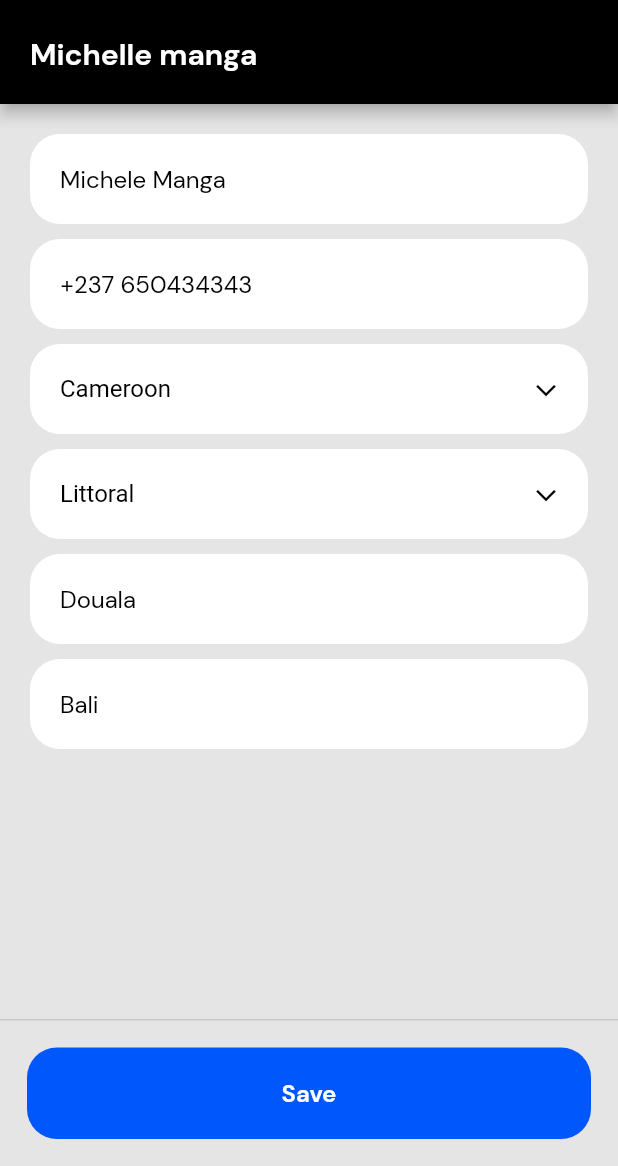
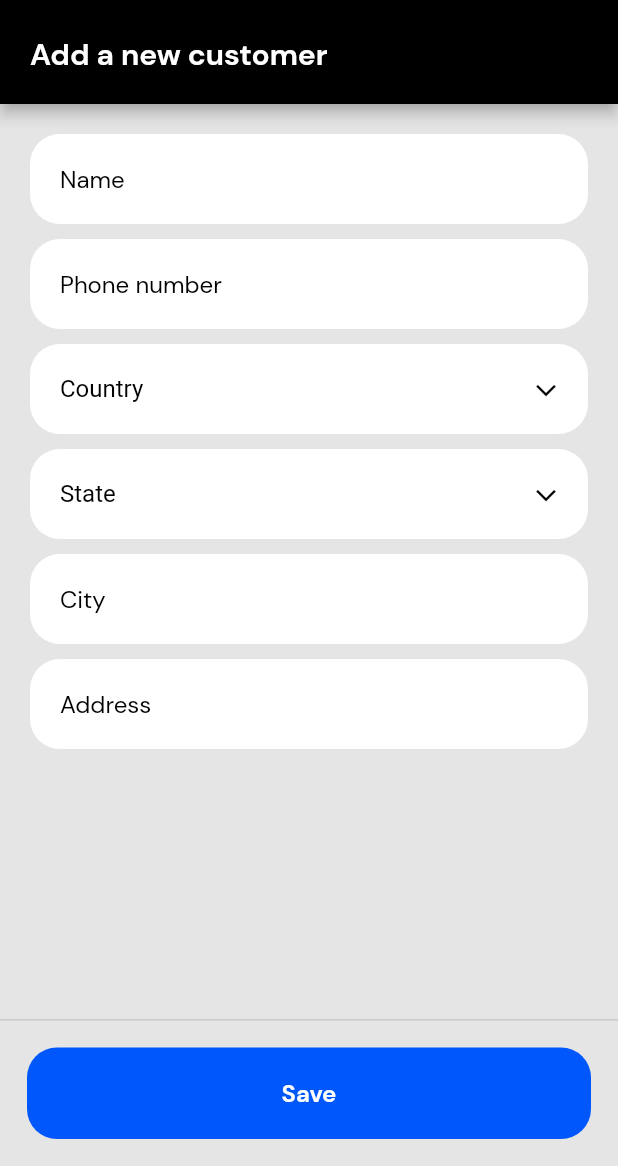
Before and after one commit to RandyKdev/basic_accounting_app, a Flutter app: the screen it shows after launch, on a phone screen of 412 x 824 dp, the part 70-1236 px from its top. Run offline on Flutter 3.47's test engine with Material 2 defaults, Android fonts, the phone set to English and light mode, and no system bars.

Commit message:
Add new customer screen

```diff
--- a/lib/basic.dart
+++ b/lib/basic.dart
@@ -13,6 +13,7 @@ import 'package:basic/screens/auth/setup_account_screen.dart';
 import 'package:basic/screens/auth/verify_number_screen.dart';
 import 'package:basic/screens/dashboard/dashboard_screen.dart';
 import 'package:basic/screens/main/main_screen.dart';
+import 'package:basic/screens/new/new_customer_screen.dart';
 import 'package:basic/screens/new/new_item_screen.dart';
 import 'package:basic/screens/new/new_product_screen.dart';
 import 'package:basic/screens/new/new_service1_screen.dart';
@@ -64,7 +65,7 @@ class Basic extends StatelessWidget {
         primaryColor: primaryColor,
         scaffoldBackgroundColor: desaturatedGreyColor,
       ),
-      home: UploadCustomerScreen(),
+      home: NewCustomerScreen(),
       debugShowCheckedModeBanner: false,
     );
   }
--- /dev/null
+++ b/lib/screens/new/new_customer_screen.dart
@@ -0,0 +1,295 @@
+import 'package:basic/Enums/button_size_enums.dart';
+import 'package:basic/constants/color_constants.dart';
+import 'package:basic/constants/textstyle_constants.dart';
+import 'package:basic/screens/edit/edit_service_screen.dart';
+import 'package:basic/screens/upload/upload_product_screen.dart';
+import 'package:basic/widgets/button_widget.dart';
+import 'package:flutter/material.dart';
+import 'package:flutter/services.dart';
+
+class NewCustomerScreen extends StatelessWidget {
+  const NewCustomerScreen({Key? key}) : super(key: key);
+
+  @override
+  Widget build(BuildContext context) {
+    SystemChrome.setEnabledSystemUIOverlays([
+      SystemUiOverlay.top,
+      SystemUiOverlay.bottom,
+    ]);
+
+    SystemChrome.setSystemUIOverlayStyle(SystemUiOverlayStyle(
+      statusBarColor: primaryColor,
+      statusBarBrightness: Brightness.dark,
+      systemNavigationBarIconBrightness: Brightness.dark,
+      statusBarIconBrightness: Brightness.light,
+      systemNavigationBarColor: desaturatedGreyColor,
+    ));
+
+    return Scaffold(
+      appBar: AppBar(
+        brightness: Brightness.dark,
+        backgroundColor: primaryColor,
+        title: FittedBox(
+          child: InkWell(
+            onTap: () {
+              Navigator.of(context).pop();
+            },
+            child: Container(
+              padding: EdgeInsets.symmetric(
+                vertical: 10,
+                horizontal: 10,
+              ),
+              decoration: BoxDecoration(
+                  color: lightWhiteColor,
+                  borderRadius: BorderRadius.all(Radius.circular(10))),
+              child: Row(
+                children: [
+                  Icon(
+                    Icons.arrow_back_ios,
+                    size: 17,
+                  ),
+                  SizedBox(width: 15),
+                  Text(
+                    'Return',
+                    style: labelBoldTextStyle,
+                  ),
+                ],
+              ),
+            ),
+          ),
+        ),
+        automaticallyImplyLeading: false,
+        bottom: PreferredSize(
+          child: Container(
+            margin: EdgeInsets.only(
+              left: 20,
+              bottom: 20,
+            ),
+            child: Align(
+              alignment: Alignment.topLeft,
+              child: Text(
+                'Add a new customer',
+                style: h6TextStyle.merge(TextStyle(color: whiteColor)),
+              ),
+            ),
+          ),
+          preferredSize: Size.fromHeight(60),
+        ),
+      ),
+      body: SingleChildScrollView(
+        child: Container(
+          padding: EdgeInsets.all(20),
+          child: Column(
+            children: [
+              Container(
+                padding: EdgeInsets.symmetric(
+                  vertical: 20,
+                  horizontal: 20,
+                ),
+                height: 60,
+                decoration: BoxDecoration(
+                  color: whiteColor,
+                  borderRadius: BorderRadius.all(
+                    Radius.circular(20),
+                  ),
+                ),
+                child: TextField(
+                  // maxLength: 3,
+                  keyboardType: TextInputType.number,
+                  decoration: InputDecoration(
+                    hintText: 'Name',
+                    hintStyle:
+                        bodyTextStyle.merge(TextStyle(color: primaryColor)),
+                    contentPadding: EdgeInsets.symmetric(vertical: 8),
+                    enabledBorder: InputBorder.none,
+                  ),
+                ),
+              ),
+              SizedBox(height: 10),
+              Container(
+                padding: EdgeInsets.symmetric(
+                  vertical: 20,
+                  horizontal: 20,
+                ),
+                height: 60,
+                decoration: BoxDecoration(
+                  color: whiteColor,
+                  borderRadius: BorderRadius.all(
+                    Radius.circular(20),
+                  ),
+                ),
+                child: TextField(
+                  // maxLength: 3,
+                  keyboardType: TextInputType.number,
+                  decoration: InputDecoration(
+                    hintText: 'Phone number',
+                    hintStyle:
+                        bodyTextStyle.merge(TextStyle(color: primaryColor)),
+                    contentPadding: EdgeInsets.symmetric(vertical: 8),
+                    enabledBorder: InputBorder.none,
+                  ),
+                ),
+              ),
+              SizedBox(height: 10),
+              Container(
+                padding: EdgeInsets.symmetric(vertical: 20, horizontal: 20),
+                height: 60,
+                decoration: BoxDecoration(
+                  color: whiteColor,
+                  borderRadius: BorderRadius.all(
+                    Radius.circular(20),
+                  ),
+                ),
+                child: SizedBox(
+                  width: double.infinity,
+                  child: DropdownButtonHideUnderline(
+                    child: DropdownButton(
+                      style:
+                          bodyTextStyle.merge(TextStyle(color: primaryColor)),
+                      hint: Text(
+                        'Country',
+                        style:
+                            bodyTextStyle.merge(TextStyle(color: primaryColor)),
+                      ),
+                      onChanged: (String? t) {},
+                      icon: Padding(
+                        padding: const EdgeInsets.only(
+                          left: 10,
+                          bottom: 5,
+                        ),
+                        child: RotatedBox(
+                          quarterTurns: 3,
+                          child: Icon(
+                            Icons.arrow_back_ios,
+                            size: 16,
+                            color: primaryColor,
+                          ),
+                        ),
+                      ),
+                      items: [
+                        DropdownMenuItem(
+                          value: 'Buea',
+                          child: Text('Buea'),
+                        ),
+                      ],
+                    ),
+                  ),
+                ),
+              ),
+              SizedBox(height: 10),
+              Container(
+                padding: EdgeInsets.symmetric(vertical: 20, horizontal: 20),
+                height: 60,
+                decoration: BoxDecoration(
+                  color: whiteColor,
+                  borderRadius: BorderRadius.all(
+                    Radius.circular(20),
+                  ),
+                ),
+                child: SizedBox(
+                  width: double.infinity,
+                  child: DropdownButtonHideUnderline(
+                    child: DropdownButton(
+                      style:
+                          bodyTextStyle.merge(TextStyle(color: primaryColor)),
+                      hint: Text(
+                        'State',
+                        style:
+                            bodyTextStyle.merge(TextStyle(color: primaryColor)),
+                      ),
+                      onChanged: (String? t) {},
+                      icon: Padding(
+                        padding: const EdgeInsets.only(
+                          left: 10,
+                          bottom: 5,
+                        ),
+                        child: RotatedBox(
+                          quarterTurns: 3,
+                          child: Icon(
+                            Icons.arrow_back_ios,
+                            size: 16,
+                            color: primaryColor,
+                          ),
+                        ),
+                      ),
+                      items: [
+                        DropdownMenuItem(
+                          value: 'Buea',
+                          child: Text('Buea'),
+                        ),
+                      ],
+                    ),
+                  ),
+                ),
+              ),
+              SizedBox(height: 10),
+              Container(
+                padding: EdgeInsets.symmetric(
+                  vertical: 20,
+                  horizontal: 20,
+                ),
+                height: 60,
+                decoration: BoxDecoration(
+                  color: whiteColor,
+                  borderRadius: BorderRadius.all(
+                    Radius.circular(20),
+                  ),
+                ),
+                child: TextField(
+                  // maxLength: 3,
+                  keyboardType: TextInputType.number,
+                  decoration: InputDecoration(
+                    hintText: 'City',
+                    hintStyle:
+                        bodyTextStyle.merge(TextStyle(color: primaryColor)),
+                    contentPadding: EdgeInsets.symmetric(vertical: 8),
+                    enabledBorder: InputBorder.none,
+                  ),
+                ),
+              ),
+              SizedBox(height: 10),
+              Container(
+                padding: EdgeInsets.symmetric(
+                  vertical: 20,
+                  horizontal: 20,
+                ),
+                height: 60,
+                decoration: BoxDecoration(
+                  color: whiteColor,
+                  borderRadius: BorderRadius.all(
+                    Radius.circular(20),
+                  ),
+                ),
+                child: TextField(
+                  // maxLength: 3,
+                  keyboardType: TextInputType.number,
+                  decoration: InputDecoration(
+                    hintText: 'Address',
+                    hintStyle:
+                        bodyTextStyle.merge(TextStyle(color: primaryColor)),
+                    contentPadding: EdgeInsets.symmetric(vertical: 8),
+                    enabledBorder: InputBorder.none,
+                  ),
+                ),
+              ),
+              SizedBox(height: 20),
+            ],
+          ),
+        ),
+      ),
+      persistentFooterButtons: [
+        Container(
+            padding: EdgeInsets.all(10),
+            color: desaturatedGreyColor,
+            child: ButtonWidget(
+              backgroundColor: accentColor!,
+              loading: false,
+              onTap: () {},
+              size: ButtonSize.big,
+              text: 'Save',
+              textColor: whiteColor!,
+            )),
+      ],
+    );
+  }
+}
```
